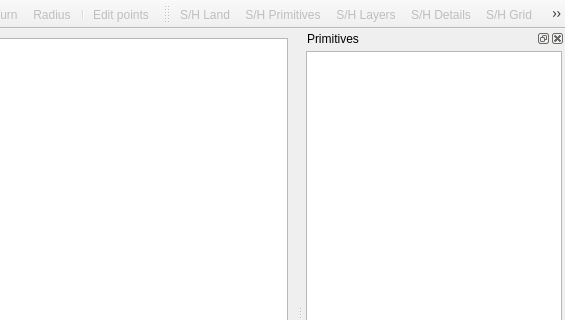
First picture: the form in code/nel/tools/3d/object_viewer_qt/src/plugins/world_editor/world_editor_window.ui, repository ryzom/ryzomcore, before the edit; both pictures show x 235 to 800 and y 0 to 320 of the 800 by 600 pixel window.
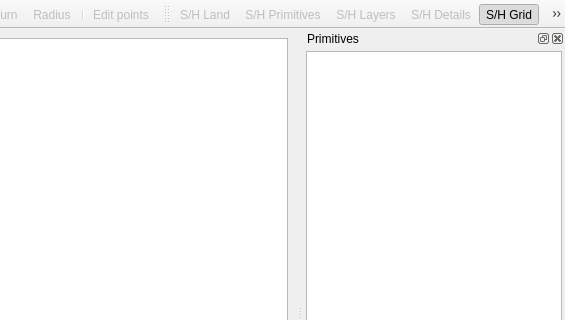
Second picture: the form after the edit. Icons and pictures are not drawn. Custom widgets are drawn as their Qt base class.

```diff
--- a/code/nel/tools/3d/object_viewer_qt/src/plugins/world_editor/world_editor_window.ui
+++ b/code/nel/tools/3d/object_viewer_qt/src/plugins/world_editor/world_editor_window.ui
@@ -205,8 +205,11 @@
    <property name="checkable">
     <bool>true</bool>
    </property>
+   <property name="checked">
+    <bool>true</bool>
+   </property>
    <property name="enabled">
-    <bool>false</bool>
+    <bool>true</bool>
    </property>
    <property name="icon">
     <iconset resource="../landscape_editor/landscape_editor.qrc">
```
